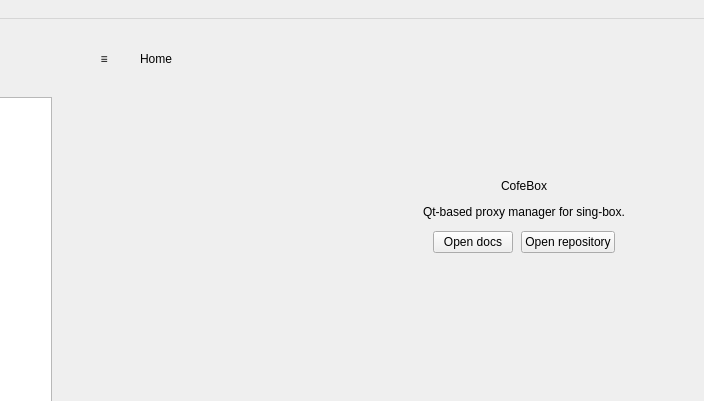
Above: ui/mainwindow.ui from cofedish/cofe-nekobox before the change; both pictures show x 216 to 920 and y 0 to 401 of the 1200 by 760 pixel window. Below: the same form after it.
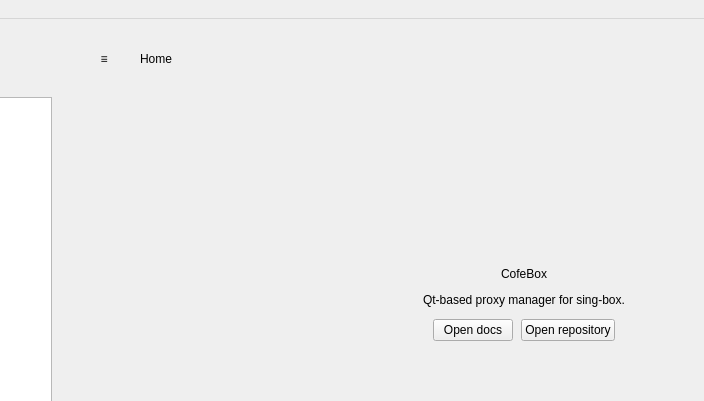
That is the form after the change. The open tabs and pages were chosen to show the change. Custom widgets are drawn as their Qt base class.

Commit message: ui: about logo centered and larger

```diff
--- a/ui/mainwindow.ui
+++ b/ui/mainwindow.ui
@@ -1374,14 +1374,14 @@
            <widget class="QLabel" name="about_logo">
             <property name="minimumSize">
              <size>
-              <width>72</width>
-              <height>72</height>
+              <width>160</width>
+              <height>160</height>
              </size>
             </property>
             <property name="maximumSize">
              <size>
-              <width>120</width>
-              <height>120</height>
+              <width>220</width>
+              <height>220</height>
              </size>
             </property>
             <property name="alignment">
```
The commit also changes 1 other file.
